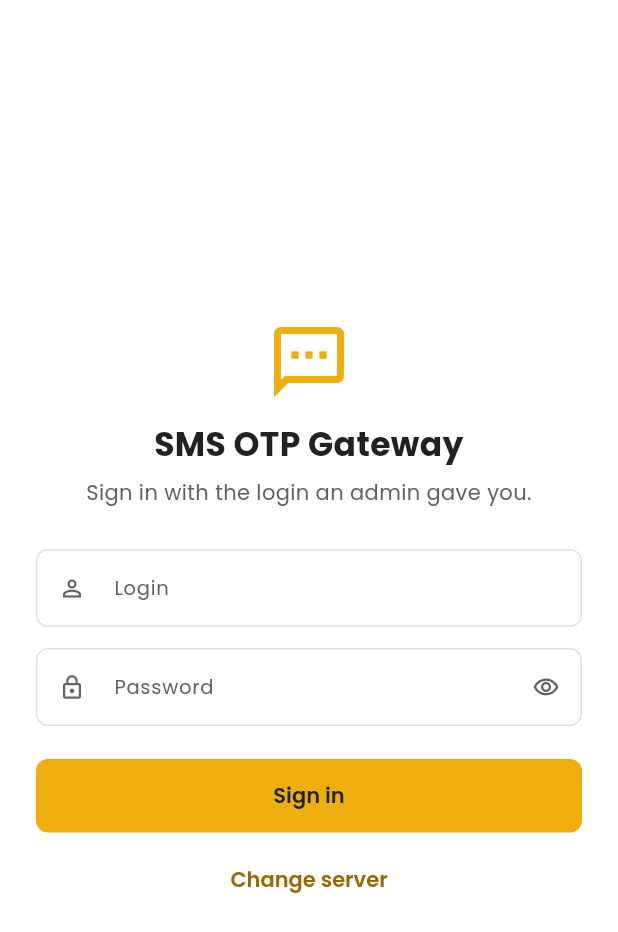
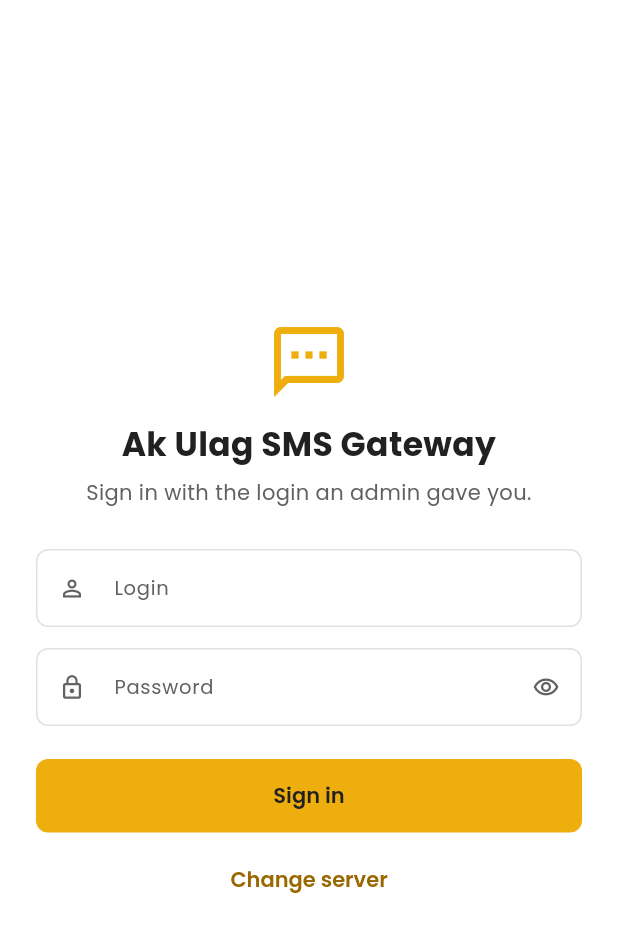
Before and after one commit to Azatatayew49/sms_otp_app, a Flutter app: the screen it shows after launch, on a phone screen of 412 x 824 dp. Shown: the top 932 px of the screen. Run offline on Flutter 3.47's test engine with Material 3 defaults, Android fonts, the phone set to English and light mode, and no system bars; our stand-ins replace battery_plus, device_info_plus, dio, flutter_local_notifications, open_file, package_info_plus and 2 more; missing offline and left inert: flutter_background_service; statements that could not run were skipped.

Commit message:
Ak Ulag icon and name; drop the location permission the SMS plugin added; bump to 1.0.9+10
Makes the app less likely to be flagged by Play Protect: a generic default-icon app with an unused sensitive permission looks like SMS malware.

Co-Authored-By: Claude Opus 5.5 <noreply@anthropic.com>
Claude-Session: https://claude.ai/code/session_01Qb7kJson1RXemCNarKHaz4

```diff
--- a/lib/main.dart
+++ b/lib/main.dart
@@ -22,7 +22,7 @@ class SmsOtpApp extends StatelessWidget {
   @override
   Widget build(BuildContext context) {
     return MaterialApp(
-      title: 'SMS OTP Gateway',
+      title: 'Ak Ulag SMS Gateway',
       debugShowCheckedModeBanner: false,
       theme: buildBrandTheme(),
       initialRoute: signedIn ? '/' : '/login',
--- a/lib/screens/home_screen.dart
+++ b/lib/screens/home_screen.dart
@@ -122,7 +122,7 @@ class _HomeScreenState extends State<HomeScreen> {
 
     return Scaffold(
       appBar: AppBar(
-        title: const Text('SMS OTP Gateway'),
+        title: const Text('Ak Ulag SMS Gateway'),
         backgroundColor: scheme.primary,
         foregroundColor: scheme.onPrimary,
         actions: [
--- a/lib/screens/login_screen.dart
+++ b/lib/screens/login_screen.dart
@@ -70,7 +70,7 @@ class _LoginScreenState extends State<LoginScreen> {
               child: Column(crossAxisAlignment: CrossAxisAlignment.stretch, children: [
                 const Icon(Icons.sms_outlined, size: 56, color: Brand.amber),
                 const SizedBox(height: 12),
-                const Text('SMS OTP Gateway',
+                const Text('Ak Ulag SMS Gateway',
                     textAlign: TextAlign.center, style: TextStyle(fontSize: 22, fontWeight: FontWeight.w700)),
                 const SizedBox(height: 6),
                 const Text('Sign in with the login an admin gave you.',
--- a/pubspec.yaml
+++ b/pubspec.yaml
@@ -1,7 +1,7 @@
 name: sms_otp_app
 description: SMS OTP Gateway – receives OTP requests from backend and sends SMS.
 publish_to: 'none'
-version: 1.0.8+9
+version: 1.0.9+10
 
 environment:
   sdk: '>=3.0.0 <4.0.0'
```
Also changed, not shown: 13 other files.
